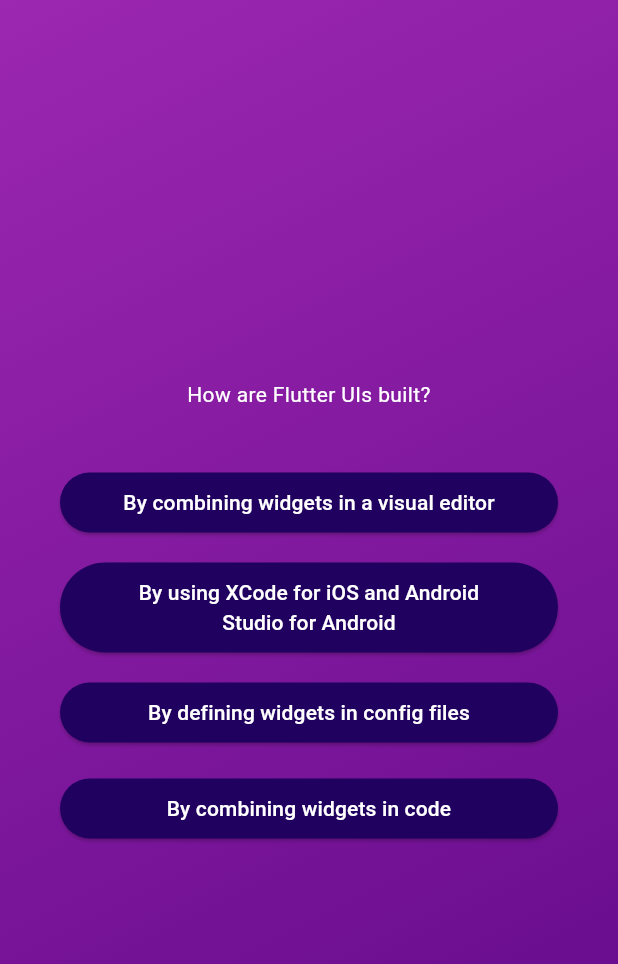
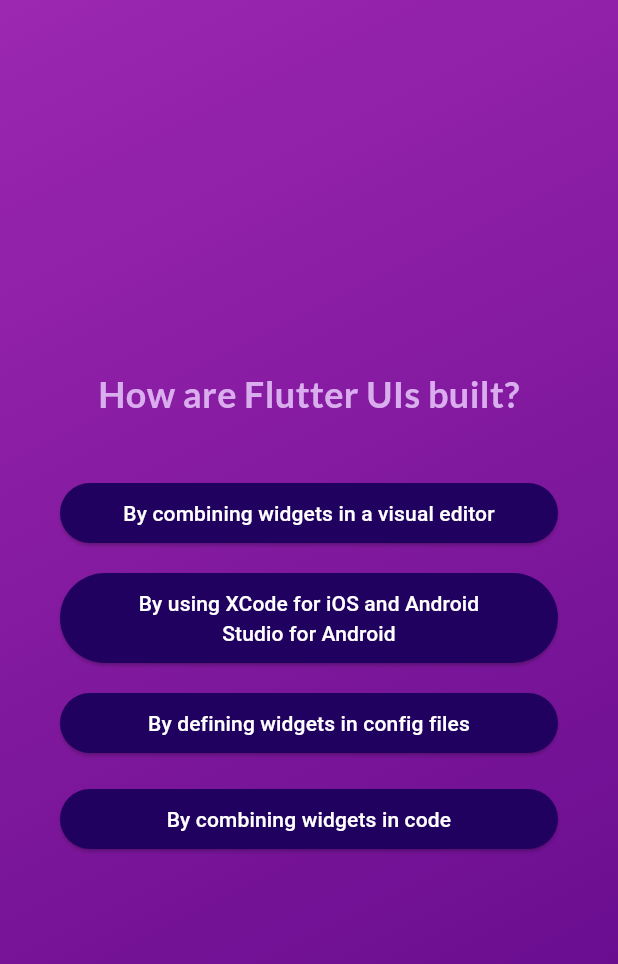
Before and after one commit to gersonnoboa/quiz_app, a Flutter app: the screen it shows after launch, after a tap on "Start Quiz", after a tap on "Components", on a phone screen of 412 x 824 dp. Shown: the top 964 px of the screen. Run offline on Flutter 3.47's test engine with Material 3 defaults, Android fonts, the phone set to English and light mode, and no system bars; our stand-ins replace google_fonts.

Commit message:
Up to lession 85

```diff
--- a/lib/questions_screen.dart
+++ b/lib/questions_screen.dart
@@ -1,9 +1,15 @@
 import 'package:flutter/material.dart';
+import 'package:google_fonts/google_fonts.dart';
 import 'package:quiz_app/answer_button.dart';
 import 'package:quiz_app/data/questions.dart';
 
 class QuestionsScreen extends StatefulWidget {
-  const QuestionsScreen({Key? key}) : super(key: key);
+  const QuestionsScreen({
+    Key? key,
+    required this.onSelectAnswer,
+  }) : super(key: key);
+
+  final void Function(String answer) onSelectAnswer;
 
   @override
   State<QuestionsScreen> createState() => _QuestionsScreenState();
@@ -11,7 +17,9 @@ class QuestionsScreen extends StatefulWidget {
 
 class _QuestionsScreenState extends State<QuestionsScreen> {
   var currentQuestionIndex = 0;
-  void answerQuestion() {
+
+  void answerQuestion(String selectedAnswer) {
+    widget.onSelectAnswer(selectedAnswer);
     setState(() {
       currentQuestionIndex++;
     });
@@ -31,19 +39,21 @@ class _QuestionsScreenState extends State<QuestionsScreen> {
           children: [
             Text(
               currentQuestion.text,
-              style: const TextStyle(
-                color: Colors.white,
+              style: GoogleFonts.lato(
+                color: const Color.fromARGB(255, 218, 173, 238),
+                fontSize: 24,
+                fontWeight: FontWeight.bold,
               ),
               textAlign: TextAlign.center,
             ),
             const SizedBox(
               height: 30,
             ),
-            ...currentQuestion.getShuffledAnswers().map((item) {
+            ...currentQuestion.getShuffledAnswers().map((answer) {
               return AnswerButton(
-                answerText: item,
+                answerText: answer,
                 onTap: () {
-                  answerQuestion();
+                  answerQuestion(answer);
                 },
               );
             }),
--- a/lib/quiz.dart
+++ b/lib/quiz.dart
@@ -1,5 +1,7 @@
 import 'package:flutter/material.dart';
+import 'package:quiz_app/data/questions.dart';
 import 'package:quiz_app/questions_screen.dart';
+import 'package:quiz_app/results_screen.dart';
 import 'package:quiz_app/start_screen.dart';
 
 class Quiz extends StatefulWidget {
@@ -10,6 +12,7 @@ class Quiz extends StatefulWidget {
 }
 
 class _QuizState extends State<Quiz> {
+  final List<String> selectedAnswers = [];
   Widget? activeScreen;
 
   @override
@@ -21,8 +24,20 @@ class _QuizState extends State<Quiz> {
 
   void switchScreen() {
     setState(() {
-      activeScreen = const QuestionsScreen();
+      activeScreen = QuestionsScreen(onSelectAnswer: chooseAnswer);
     });
+  }
+
+  void chooseAnswer(String answer) {
+    selectedAnswers.add(answer);
+
+    if (selectedAnswers.length == questions.length) {
+      setState(() {
+        activeScreen = ResultsScreen(
+          chosenAnswers: selectedAnswers,
+        );
+      });
+    }
   }
 
   @override
--- a/lib/start_screen.dart
+++ b/lib/start_screen.dart
@@ -1,4 +1,5 @@
 import 'package:flutter/material.dart';
+import 'package:google_fonts/google_fonts.dart';
 
 class StartScreen extends StatelessWidget {
   const StartScreen(this.startQuiz, {super.key});
@@ -19,9 +20,9 @@ class StartScreen extends StatelessWidget {
           const SizedBox(
             height: 80,
           ),
-          const Text(
+          Text(
             'Learn Flutter the fun way',
-            style: TextStyle(
+            style: GoogleFonts.lato(
               color: Colors.white,
               fontSize: 24,
             ),
--- a/pubspec.yaml
+++ b/pubspec.yaml
@@ -35,6 +35,7 @@ dependencies:
   # The following adds the Cupertino Icons font to your application.
   # Use with the CupertinoIcons class for iOS style icons.
   cupertino_icons: ^1.0.2
+  google_fonts: ^6.1.0
 
 dev_dependencies:
   flutter_test:
```
Also changed, not shown: lib/questions_summary.dart (added, +40 -0 lines), lib/results_screen.dart (added, +50 -0 lines), pubspec.lock, 11 other files.
